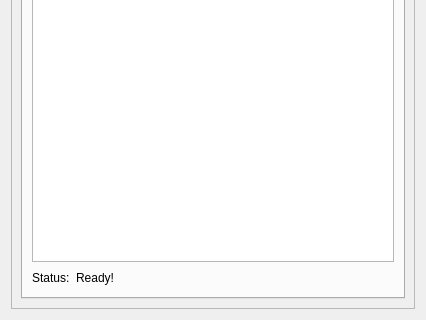
FashionFreedom/Seamly2D, file src/libs/vtools/dialogs/tools/piece/tabs/tabpaths.ui: the form before one commit; both pictures show x 0 to 426 and y 317 to 637 of the 426 by 637 pixel window.
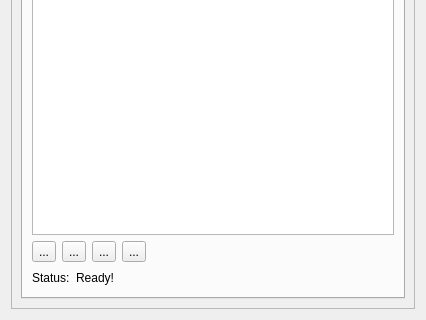
The form after the commit. Icons and pictures are not drawn.

```diff
--- a/src/libs/vtools/dialogs/tools/piece/tabs/tabpaths.ui
+++ b/src/libs/vtools/dialogs/tools/piece/tabs/tabpaths.ui
@@ -106,6 +106,79 @@
              </property>
             </widget>
            </item>
+           <item>
+            <layout class="QHBoxLayout" name="horizontalLayout_3">
+             <item>
+              <widget class="QToolButton" name="moveTop_ToolButton">
+               <property name="toolTip">
+                <string>Move row to top of list</string>
+               </property>
+               <property name="text">
+                <string>...</string>
+               </property>
+               <property name="icon">
+                <iconset resource="../../../../../vmisc/share/resources/icon.qrc">
+                 <normaloff>:/icon/32x32/move_top.png</normaloff>:/icon/32x32/move_top.png</iconset>
+               </property>
+              </widget>
+             </item>
+             <item>
+              <widget class="QToolButton" name="moveUp_ToolButton">
+               <property name="toolTip">
+                <string>Move row up one row</string>
+               </property>
+               <property name="text">
+                <string>...</string>
+               </property>
+               <property name="icon">
+                <iconset resource="../../../../../vmisc/share/resources/icon.qrc">
+                 <normaloff>:/icon/32x32/move_up.png</normaloff>:/icon/32x32/move_up.png</iconset>
+               </property>
+              </widget>
+             </item>
+             <item>
+              <widget class="QToolButton" name="moveDown_ToolButton">
+               <property name="toolTip">
+                <string>Move row down one row</string>
+               </property>
+               <property name="text">
+                <string>...</string>
+               </property>
+               <property name="icon">
+                <iconset resource="../../../../../vmisc/share/resources/icon.qrc">
+                 <normaloff>:/icon/32x32/move_down.png</normaloff>:/icon/32x32/move_down.png</iconset>
+               </property>
+              </widget>
+             </item>
+             <item>
+              <widget class="QToolButton" name="moveBottom_ToolButton">
+               <property name="toolTip">
+                <string>Molve row to botton of list</string>
+               </property>
+               <property name="text">
+                <string>...</string>
+               </property>
+               <property name="icon">
+                <iconset resource="../../../../../vmisc/share/resources/icon.qrc">
+                 <normaloff>:/icon/32x32/move_bottom.png</normaloff>:/icon/32x32/move_bottom.png</iconset>
+               </property>
+              </widget>
+             </item>
+             <item>
+              <spacer name="horizontalSpacer_4">
+               <property name="orientation">
+                <enum>Qt::Horizontal</enum>
+               </property>
+               <property name="sizeHint" stdset="0">
+                <size>
+                 <width>40</width>
+                 <height>20</height>
+                </size>
+               </property>
+              </spacer>
+             </item>
+            </layout>
+           </item>
            <item>
             <layout class="QHBoxLayout" name="horizontalLayout">
              <item>
```
Left out of the diff: 20 changed lines with no effect on the pictures.
